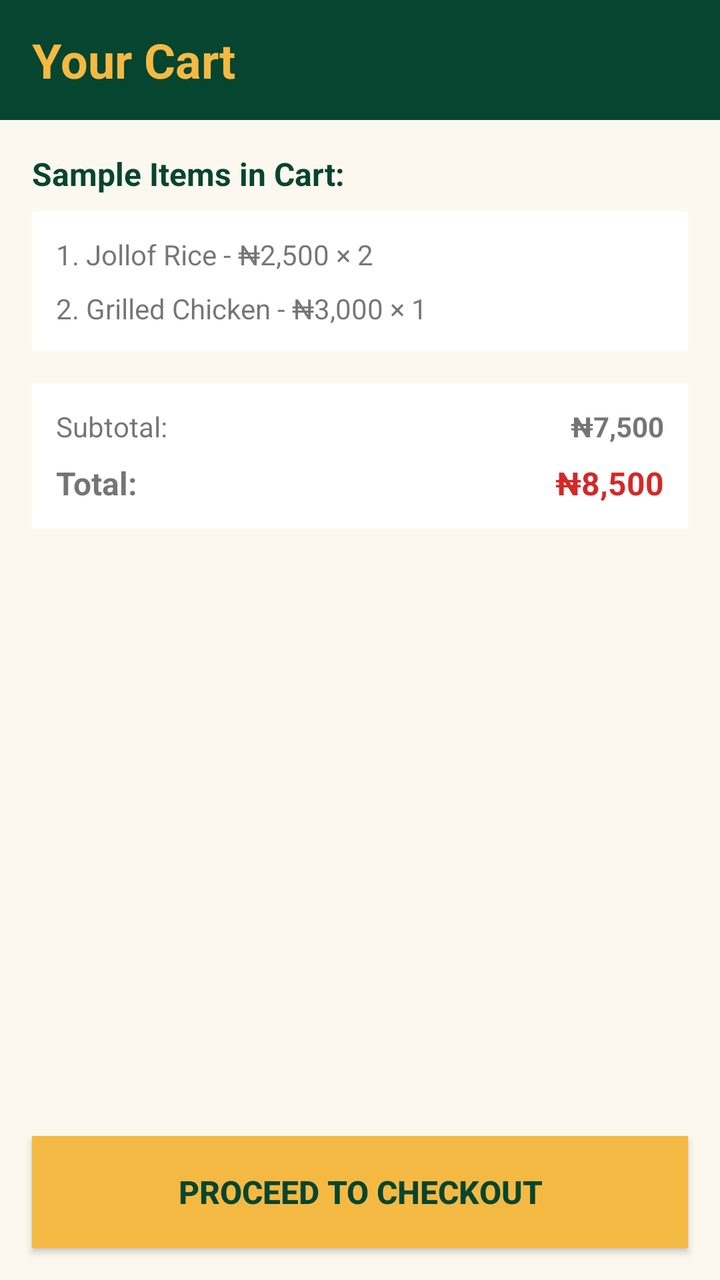
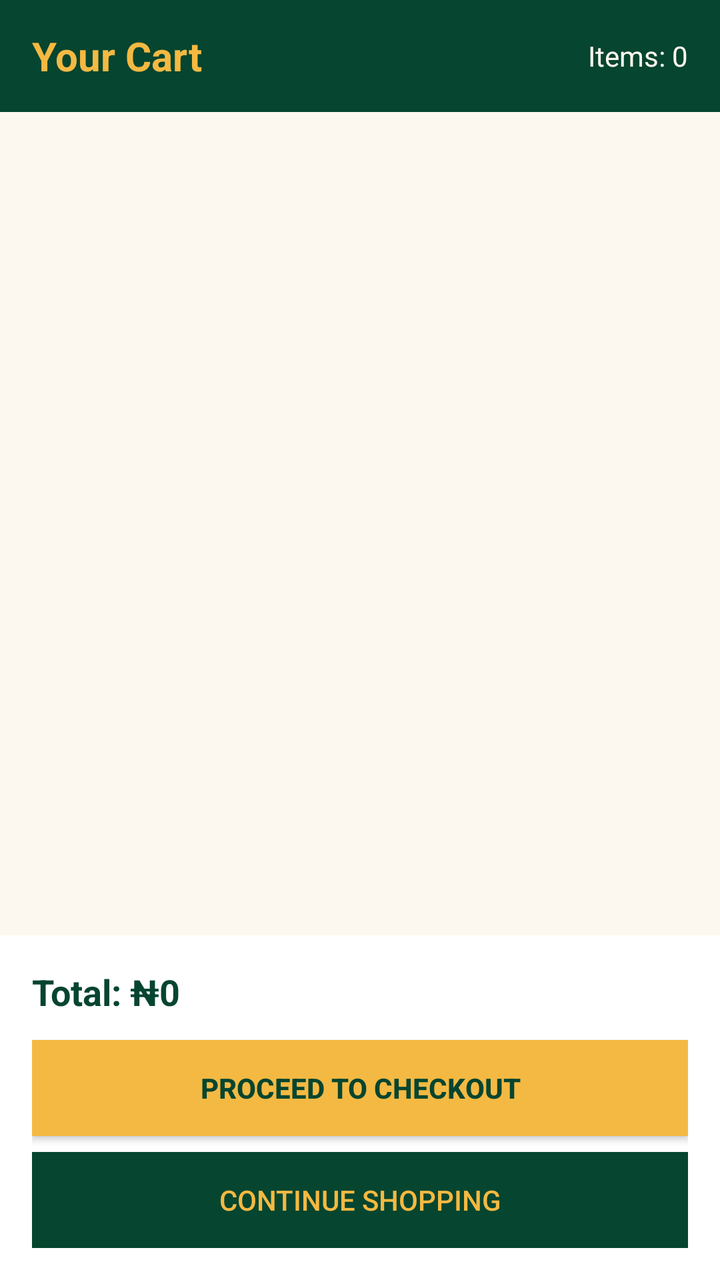

Screens rendered from an Android XML layout before and after an edit, with the pre-edit source and the edit as a unified diff.
<!-- AndroidManifest.xml: application theme AppTheme -->
<!-- res/layout/activity_cart.xml -->
<?xml version="1.0" encoding="utf-8"?>
<LinearLayout xmlns:android="http://schemas.android.com/apk/res/android"
    android:layout_width="match_parent"
    android:layout_height="match_parent"
    android:orientation="vertical"
    android:background="@color/cream_light">

    
    <LinearLayout
        android:layout_width="match_parent"
        android:layout_height="60dp"
        android:background="@color/header_green"
        android:gravity="center_vertical"
        android:paddingHorizontal="16dp">

        <TextView
            android:layout_width="wrap_content"
            android:layout_height="wrap_content"
            android:text="Your Cart"
            android:textSize="24sp"
            android:textColor="@color/gold"
            android:textStyle="bold" />

    </LinearLayout>

    
    <ScrollView
        android:layout_width="match_parent"
        android:layout_height="0dp"
        android:layout_weight="1">

        <LinearLayout
            android:layout_width="match_parent"
            android:layout_height="wrap_content"
            android:orientation="vertical"
            android:padding="16dp">

            <TextView
                android:layout_width="wrap_content"
                android:layout_height="wrap_content"
                android:text="Sample Items in Cart:"
                android:textSize="16sp"
                android:textStyle="bold"
                android:textColor="@color/header_green" />

            <LinearLayout
                android:layout_width="match_parent"
                android:layout_height="wrap_content"
                android:orientation="vertical"
                android:background="@color/white"
                android:padding="12dp"
                android:layout_marginTop="8dp">

                <TextView
                    android:layout_width="wrap_content"
                    android:layout_height="wrap_content"
                    android:text="1. Jollof Rice - ₦2,500 × 2"
                    android:textSize="14sp" />

                <TextView
                    android:layout_width="wrap_content"
                    android:layout_height="wrap_content"
                    android:text="2. Grilled Chicken - ₦3,000 × 1"
                    android:textSize="14sp"
                    android:layout_marginTop="8dp" />

            </LinearLayout>

            
            <LinearLayout
                android:layout_width="match_parent"
                android:layout_height="wrap_content"
                android:orientation="vertical"
                android:background="@color/white"
                android:padding="12dp"
                android:layout_marginTop="16dp">

                <LinearLayout
                    android:layout_width="match_parent"
                    android:layout_height="wrap_content"
                    android:orientation="horizontal"
                    android:layout_marginBottom="8dp">

                    <TextView
                        android:layout_width="0dp"
                        android:layout_height="wrap_content"
                        android:layout_weight="1"
                        android:text="Subtotal:"
                        android:textSize="14sp" />

                    <TextView
                        android:layout_width="wrap_content"
                        android:layout_height="wrap_content"
                        android:text="₦7,500"
                        android:textSize="14sp"
                        android:textStyle="bold" />

                </LinearLayout>

                <LinearLayout
                    android:layout_width="match_parent"
                    android:layout_height="wrap_content"
                    android:orientation="horizontal">

                    <TextView
                        android:layout_width="0dp"
                        android:layout_height="wrap_content"
                        android:layout_weight="1"
                        android:text="Total:"
                        android:textSize="16sp"
                        android:textStyle="bold" />

                    <TextView
                        android:layout_width="wrap_content"
                        android:layout_height="wrap_content"
                        android:text="₦8,500"
                        android:textSize="16sp"
                        android:textStyle="bold"
                        android:textColor="@color/alert_red" />

                </LinearLayout>

            </LinearLayout>

        </LinearLayout>

    </ScrollView>

    
    <Button
        android:id="@+id/btn_checkout"
        android:layout_width="match_parent"
        android:layout_height="56dp"
        android:text="Proceed to Checkout"
        android:textSize="16sp"
        android:textStyle="bold"
        android:background="@color/gold"
        android:textColor="@color/header_green"
        android:layout_margin="16dp" />

</LinearLayout>
<!-- resources referenced by this layout -->
<resources>
  <color name="alert_red">#D62828</color>
  <color name="cream_light">#FDF8EF</color>
  <color name="gold">#F4B942</color>
  <color name="header_green">#06452F</color>
  <color name="white">#FFFFFF</color>
  <style name="AppTheme" parent="Theme.AppCompat.Light.DarkActionBar">
          <item name="colorPrimary">@color/header_green</item>
          <item name="colorPrimaryDark">@color/header_green</item>
          <item name="colorAccent">@color/gold</item>
      </style>
</resources>

<!-- the commit's change to res/layout/activity_cart.xml (unified diff, before → after) -->
@@ -4,138 +4,66 @@
     android:layout_height="match_parent"
     android:orientation="vertical"
     android:background="@color/cream_light">
-
-    
     <LinearLayout
         android:layout_width="match_parent"
-        android:layout_height="60dp"
+        android:layout_height="56dp"
         android:background="@color/header_green"
         android:gravity="center_vertical"
         android:paddingHorizontal="16dp">
-
         <TextView
+            android:layout_width="0dp"
+            android:layout_height="wrap_content"
+            android:layout_weight="1"
+            android:text="Your Cart"
+            android:textSize="20sp"
+            android:textColor="@color/gold"
+            android:textStyle="bold" />
+        <TextView
+            android:id="@+id/item_count"
             android:layout_width="wrap_content"
             android:layout_height="wrap_content"
-            android:text="Your Cart"
-            android:textSize="24sp"
-            android:textColor="@color/gold"
-            android:textStyle="bold" />
-
+            android:text="Items: 0"
+            android:textSize="14sp"
+            android:textColor="@color/cream_light" />
     </LinearLayout>
-
-    
-    <ScrollView
+    <androidx.recyclerview.widget.RecyclerView
+        android:id="@+id/cart_recycler"
         android:layout_width="match_parent"
         android:layout_height="0dp"
-        android:layout_weight="1">
-
-        <LinearLayout
+        android:layout_weight="1"
+        android:padding="8dp" />
+    <LinearLayout
+        android:layout_width="match_parent"
+        android:layout_height="wrap_content"
+        android:orientation="vertical"
+        android:padding="16dp"
+        android:background="@color/white">
+        <TextView
+            android:id="@+id/total_price"
+            android:layout_width="wrap_content"
+            android:layout_height="wrap_content"
+            android:text="Total: ₦0"
+            android:textSize="18sp"
+            android:textStyle="bold"
+            android:textColor="@color/header_green"
+            android:layout_marginBottom="12dp" />
+        <Button
+            android:id="@+id/btn_checkout"
             android:layout_width="match_parent"
-            android:layout_height="wrap_content"
-            android:orientation="vertical"
-            android:padding="16dp">
-
-            <TextView
-                android:layout_width="wrap_content"
-                android:layout_height="wrap_content"
-                android:text="Sample Items in Cart:"
-                android:textSize="16sp"
-                android:textStyle="bold"
-                android:textColor="@color/header_green" />
-
-            <LinearLayout
-                android:layout_width="match_parent"
-                android:layout_height="wrap_content"
-                android:orientation="vertical"
-                android:background="@color/white"
-                android:padding="12dp"
-                android:layout_marginTop="8dp">
-
-                <TextView
-                    android:layout_width="wrap_content"
-                    android:layout_height="wrap_content"
-                    android:text="1. Jollof Rice - ₦2,500 × 2"
-                    android:textSize="14sp" />
-
-                <TextView
-                    android:layout_width="wrap_content"
-                    android:layout_height="wrap_content"
-                    android:text="2. Grilled Chicken - ₦3,000 × 1"
-                    android:textSize="14sp"
-                    android:layout_marginTop="8dp" />
-
-            </LinearLayout>
-
-            
-            <LinearLayout
-                android:layout_width="match_parent"
-                android:layout_height="wrap_content"
-                android:orientation="vertical"
-                android:background="@color/white"
-                android:padding="12dp"
-                android:layout_marginTop="16dp">
-
-                <LinearLayout
-                    android:layout_width="match_parent"
-                    android:layout_height="wrap_content"
-                    android:orientation="horizontal"
-                    android:layout_marginBottom="8dp">
-
-                    <TextView
-                        android:layout_width="0dp"
-                        android:layout_height="wrap_content"
-                        android:layout_weight="1"
-                        android:text="Subtotal:"
-                        android:textSize="14sp" />
-
-                    <TextView
-                        android:layout_width="wrap_content"
-                        android:layout_height="wrap_content"
-                        android:text="₦7,500"
-                        android:textSize="14sp"
-                        android:textStyle="bold" />
-
-                </LinearLayout>
-
-                <LinearLayout
-                    android:layout_width="match_parent"
-                    android:layout_height="wrap_content"
-                    android:orientation="horizontal">
-
-                    <TextView
-                        android:layout_width="0dp"
-                        android:layout_height="wrap_content"
-                        android:layout_weight="1"
-                        android:text="Total:"
-                        android:textSize="16sp"
-                        android:textStyle="bold" />
-
-                    <TextView
-                        android:layout_width="wrap_content"
-                        android:layout_height="wrap_content"
-                        android:text="₦8,500"
-                        android:textSize="16sp"
-                        android:textStyle="bold"
-                        android:textColor="@color/alert_red" />
-
-                </LinearLayout>
-
-            </LinearLayout>
-
-        </LinearLayout>
-
-    </ScrollView>
-
-    
-    <Button
-        android:id="@+id/btn_checkout"
-        android:layout_width="match_parent"
-        android:layout_height="56dp"
-        android:text="Proceed to Checkout"
-        android:textSize="16sp"
-        android:textStyle="bold"
-        android:background="@color/gold"
-        android:textColor="@color/header_green"
-        android:layout_margin="16dp" />
-
+            android:layout_height="48dp"
+            android:text="Proceed to Checkout"
+            android:textSize="14sp"
+            android:textStyle="bold"
+            android:background="@color/gold"
+            android:textColor="@color/header_green"
+            android:layout_marginBottom="8dp" />
+        <Button
+            android:id="@+id/btn_continue_shopping"
+            android:layout_width="match_parent"
+            android:layout_height="48dp"
+            android:text="Continue Shopping"
+            android:textSize="14sp"
+            android:background="@color/header_green"
+            android:textColor="@color/gold" />
+    </LinearLayout>
 </LinearLayout>
<!-- resource entries referenced after the edit -->
@@ -1,6 +1,5 @@
 <!-- resources referenced by this layout -->
 <resources>
-  <color name="alert_red">#D62828</color>
   <color name="cream_light">#FDF8EF</color>
   <color name="gold">#F4B942</color>
   <color name="header_green">#06452F</color>
